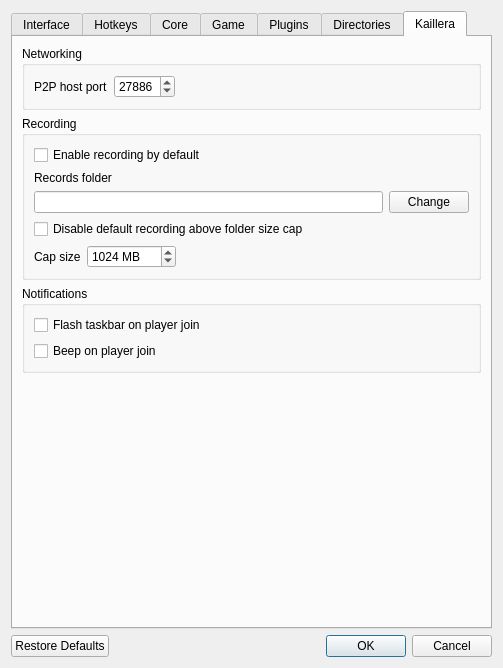
This is Source/RMG/UserInterface/Dialog/SettingsDialog.ui in Jay-Day/RMG-K as Qt 5 draws it before an edit. The edited form follows.
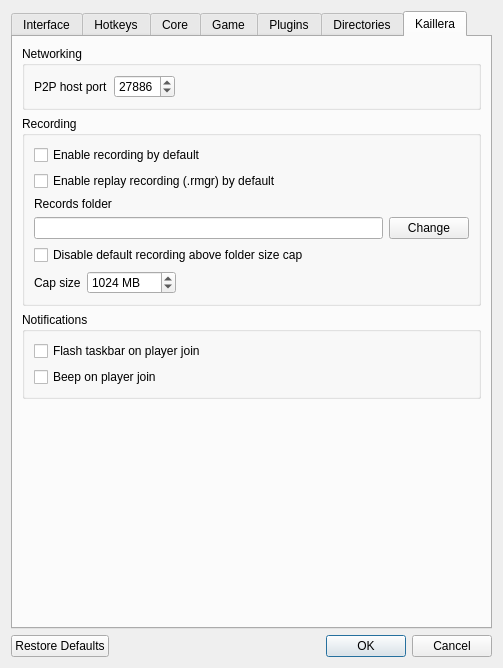
This is the edited form. The open tabs and pages were chosen to show the change. Icons and pictures are not drawn. Custom widgets are drawn as their Qt base class.

Commit message: Add replay file (.rmgr) recording feature (#2)

```diff
--- a/Source/RMG/UserInterface/Dialog/SettingsDialog.ui
+++ b/Source/RMG/UserInterface/Dialog/SettingsDialog.ui
@@ -3217,6 +3217,16 @@
                 </property>
                </widget>
               </item>
+              <item>
+               <widget class="QCheckBox" name="kailleraReplayByDefaultCheckBox">
+                <property name="text">
+                 <string>Enable replay recording (.rmgr) by default</string>
+                </property>
+                <property name="toolTip">
+                 <string>Records per-frame inputs and game state for the current match to a .rmgr file, separate from krec. Works for both online and offline matches, Smash Remix 2.0.1 only. Each netplay room/playback dialog has its own checkbox that starts from this default and can override it for that session, the same way "Enable recording by default" works for krec.</string>
+                </property>
+               </widget>
+              </item>
               <item>
                <widget class="QLabel" name="kailleraRecordsFolderLabel">
                 <property name="text">
```
The commit also changes 44 other files.
